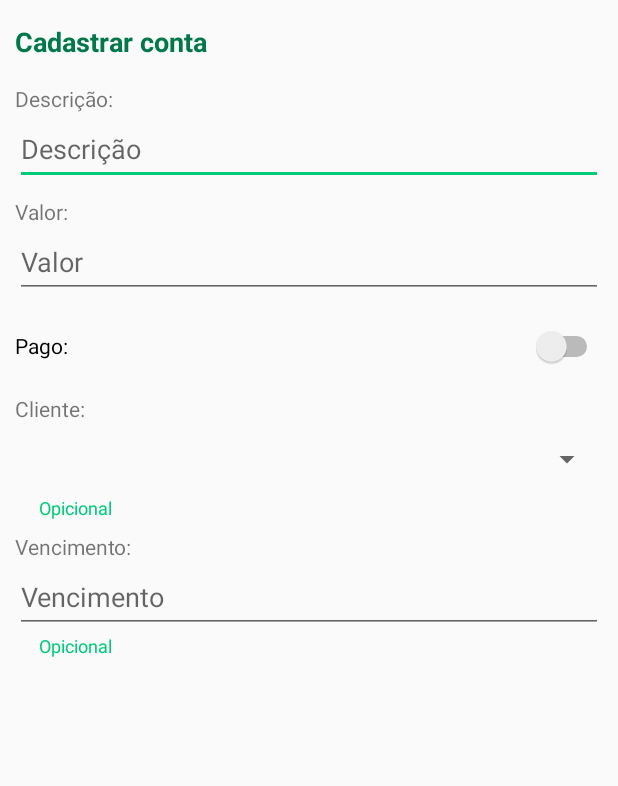
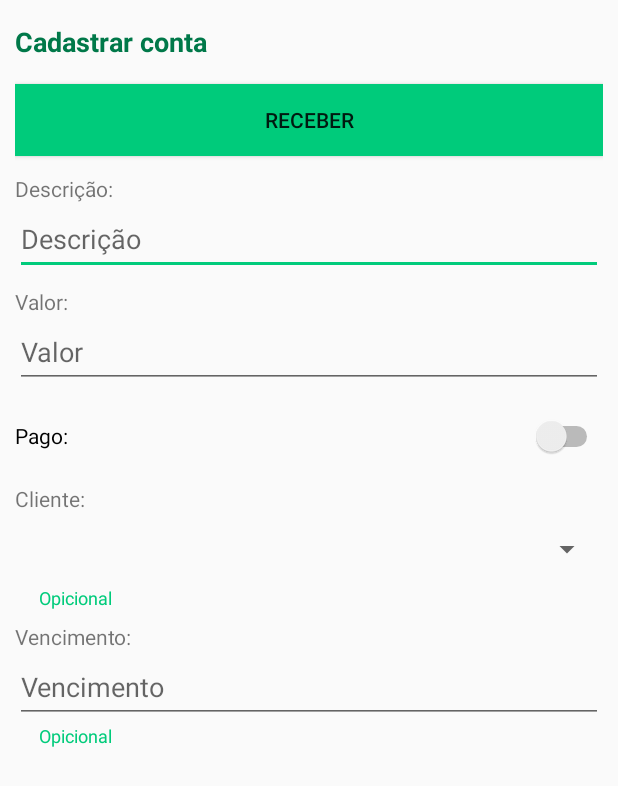
Before and after one commit to GuilhermeFdSilva/FaturAppMicro, an Android app: the layout dialog_add_account.xml on its own in the app's theme, with its tools: preview values and no code run, on a phone screen of 412 x 824 dp. Shown: the top 786 px of the screen. Run offline under Robolectric (Android 15) with nearby library versions, the phone set to English and light mode, and no system bars.

Commit message:
Ajustes visuais

```diff
--- a/app/src/main/res/layout/dialog_add_account.xml
+++ b/app/src/main/res/layout/dialog_add_account.xml
@@ -22,6 +22,18 @@
             android:textColor="@color/primaryDark"
             android:textSize="18sp"
             android:textStyle="bold" />
+
+        <ToggleButton
+            android:id="@+id/toggleButton"
+            android:layout_width="match_parent"
+            android:layout_height="wrap_content"
+            android:layout_marginBottom="12dp"
+            android:background="@color/accent"
+            android:checked="true"
+            android:elevation="0dp"
+            android:text="@string/register_account_toggle_button"
+            android:textOff="@string/register_account_toggle_off"
+            android:textOn="@string/register_account_toggle_on" />
 
         <TextView
             android:id="@+id/textViewDescricao"
@@ -51,7 +63,7 @@
             android:layout_marginBottom="8dp"
             android:ems="10"
             android:hint="@string/speakable_account_value"
-            android:inputType="number|numberDecimal|numberSigned"
+            android:inputType="number"
             android:labelFor="@id/textViewValue" />
 
         <Switch
--- a/app/src/main/res/values/colors.xml
+++ b/app/src/main/res/values/colors.xml
@@ -4,4 +4,5 @@
     <color name="primaryNavigationBar">#00603B</color>
     <color name="accent">#00CB7B</color>
     <color name="red">#FFBB0000</color>
+    <color name="redAccent">#FFFF3333</color>
 </resources>
--- a/app/src/main/res/values/strings.xml
+++ b/app/src/main/res/values/strings.xml
@@ -20,6 +20,9 @@
     <string name="register_client_address">Endereço:</string>
     <string name="register_client_pix">PIX:</string>
 
+    <string name="register_account_toggle_button">Pagar ou receber</string>
+    <string name="register_account_toggle_on">Receber</string>
+    <string name="register_account_toggle_off">Pagar</string>
     <string name="register_account_description">Descrição:</string>
     <string name="register_account_client">Cliente:</string>
     <string name="register_account_value">Valor:</string>
```
